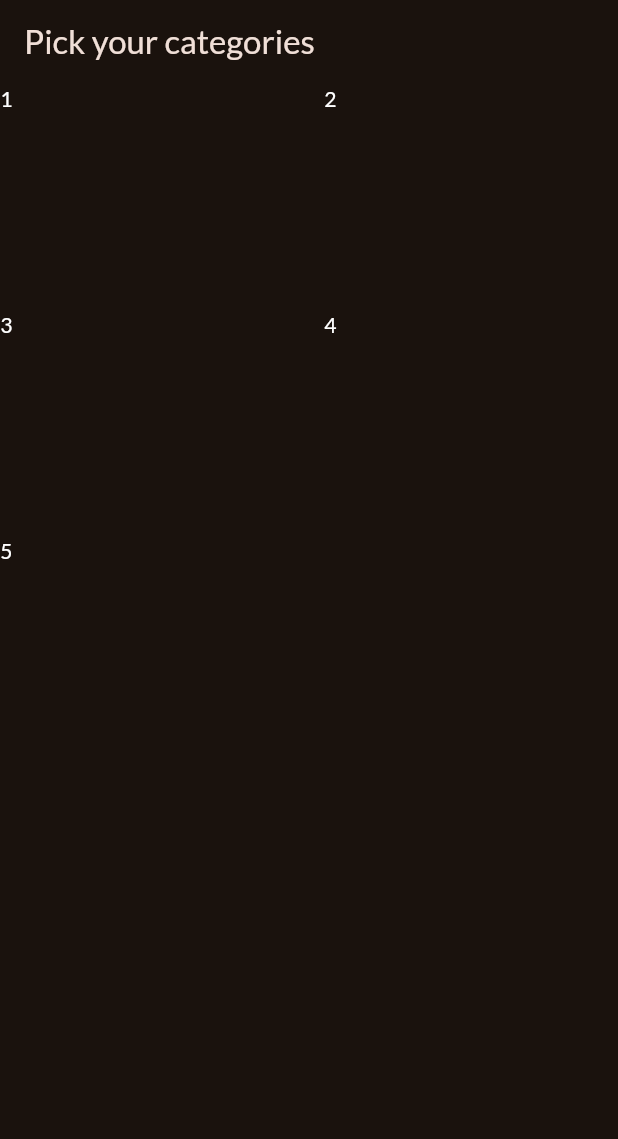
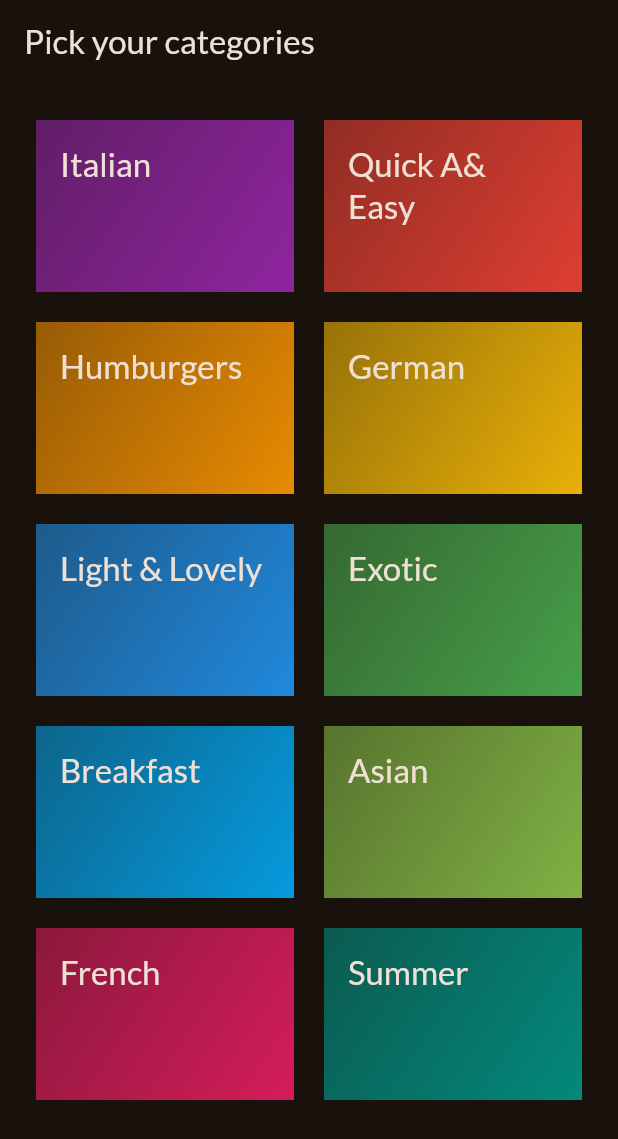
Before and after one commit to shaikhikram04/Meals-App, a Flutter app: the screen it shows after launch, on a phone screen of 412 x 824 dp. Shown: the top 1139 px of the screen. Run offline on Flutter 3.47's test engine with Material 3 defaults, Android fonts, the phone set to English and light mode, and no system bars; our stand-ins replace google_fonts.

Commit message:
display category item on screen

```diff
--- /dev/null
+++ b/lib/data/dummy_data.dart
@@ -0,0 +1,55 @@
+import 'package:flutter/material.dart';
+import 'package:meals/models/category.dart';
+
+const availableCategories = [
+  Category(
+    id: 'c1',
+    title: 'Italian',
+    color: Colors.purple,
+  ),
+  Category(
+    id: 'c2',
+    title: 'Quick A& Easy',
+    color: Colors.red,
+  ),
+  Category(
+    id: 'c3',
+    title: 'Humburgers',
+    color: Colors.orange,
+  ),
+  Category(
+    id: 'c4',
+    title: 'German',
+    color: Colors.amber,
+  ),
+  Category(
+    id: 'c5',
+    title: 'Light & Lovely',
+    color: Colors.blue,
+  ),
+  Category(
+    id: 'c6',
+    title: 'Exotic',
+    color: Colors.green,
+  ),
+  Category(
+    id: 'c7',
+    title: 'Breakfast',
+    color: Colors.lightBlue,
+  ),
+  Category(
+    id: 'c8',
+    title: 'Asian',
+    color: Colors.lightGreen,
+  ),
+  Category(
+    id: 'c9',
+    title: 'French',
+    color: Colors.pink,
+  ),
+  Category(
+    id: 'c10',
+    title: 'Summer',
+    color: Colors.teal,
+  ),
+];
--- a/lib/main.dart
+++ b/lib/main.dart
@@ -1,12 +1,12 @@
 import 'package:flutter/material.dart';
 import 'package:google_fonts/google_fonts.dart';
-import 'package:meals/categories.dart';
+import 'package:meals/screens/categories.dart';
 
 final theme = ThemeData(
   useMaterial3: true,
   brightness: Brightness.dark,
   colorScheme: ColorScheme.fromSeed(
-      seedColor: const Color.fromARGB(255, 131, 57, 0),
+      seedColor: const Color.fromARGB(255, 36, 16, 0),
       brightness: Brightness.dark),
   textTheme: GoogleFonts.latoTextTheme(),
 );
--- /dev/null
+++ b/lib/models/category.dart
@@ -0,0 +1,13 @@
+import 'package:flutter/material.dart';
+
+class Category {
+  const Category({
+    required this.id,
+    required this.title,
+    this.color = Colors.orange,
+  });
+
+  final String id;
+  final String title;
+  final Color color;
+}
--- a/lib/categories.dart
+++ b/lib/screens/categories.dart
@@ -1,4 +1,6 @@
 import 'package:flutter/material.dart';
+import 'package:meals/data/dummy_data.dart';
+import 'package:meals/widgets/category_grid_item.dart';
 
 class CategoriesScreen extends StatelessWidget {
   const CategoriesScreen({super.key});
@@ -10,18 +12,16 @@ class CategoriesScreen extends StatelessWidget {
           title: const Text('Pick your categories'),
         ),
         body: GridView(
+          padding: const EdgeInsets.all(24),
           gridDelegate: const SliverGridDelegateWithFixedCrossAxisCount(
             crossAxisCount: 2,
             childAspectRatio: 3 / 2,
             crossAxisSpacing: 20,
             mainAxisSpacing: 20,
           ),
-          children: const [
-            Text('1', style: TextStyle(color: Colors.white)),
-            Text('2', style: TextStyle(color: Colors.white)),
-            Text('3', style: TextStyle(color: Colors.white)),
-            Text('4', style: TextStyle(color: Colors.white)),
-            Text('5', style: TextStyle(color: Colors.white)),
+          children: [
+            for (final category in availableCategories)
+              CategoryGridItem(category: category),
           ],
         ));
   }
--- /dev/null
+++ b/lib/widgets/category_grid_item.dart
@@ -0,0 +1,31 @@
+import 'package:flutter/material.dart';
+import 'package:meals/models/category.dart';
+
+class CategoryGridItem extends StatelessWidget {
+  const CategoryGridItem({super.key, required this.category});
+
+  final Category category;
+
+  @override
+  Widget build(BuildContext context) {
+    return Container(
+      padding: const EdgeInsets.all(16),
+      decoration: BoxDecoration(
+        gradient: LinearGradient(
+          colors: [
+            category.color.withOpacity(0.55),
+            category.color.withOpacity(0.9),
+          ],
+          begin: Alignment.topLeft,
+          end: Alignment.bottomRight,
+        ),
+      ),
+      child: Text(
+        category.title,
+        style: Theme.of(context).textTheme.titleLarge!.copyWith(
+              color: Theme.of(context).colorScheme.onSurface,
+            ),
+      ),
+    );
+  }
+}
```
